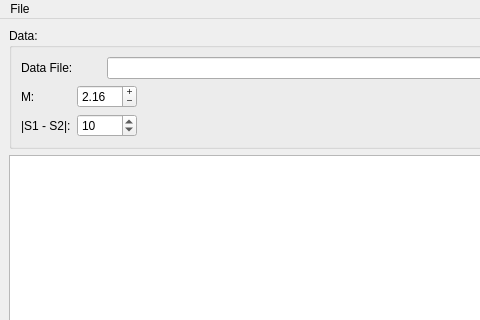
rodnaxel/FindPair, file ui/mainwindow.ui: the form before one commit; both pictures show x 0 to 480 and y 0 to 320 of the 800 by 600 pixel window.
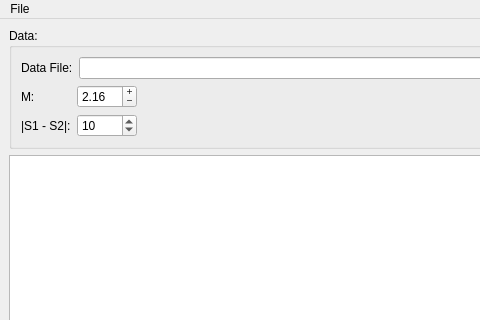
The form after the commit.

Patch:
```diff
--- a/ui/mainwindow.ui
+++ b/ui/mainwindow.ui
@@ -27,7 +27,7 @@
           <widget class="QLabel" name="label">
            <property name="minimumSize">
             <size>
-             <width>80</width>
+             <width>40</width>
              <height>0</height>
             </size>
            </property>
```
